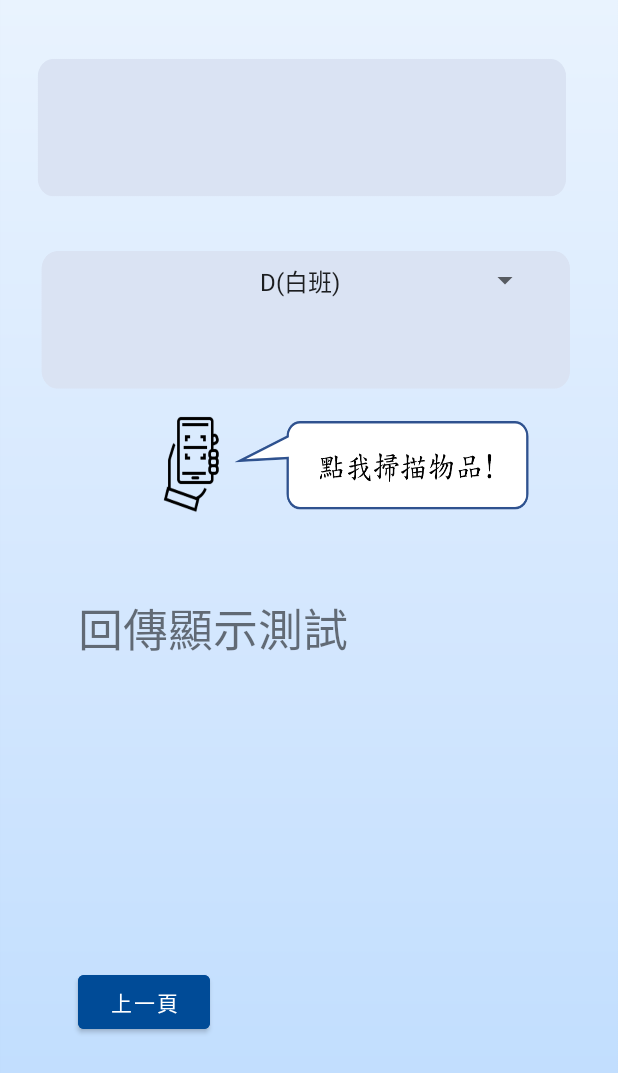
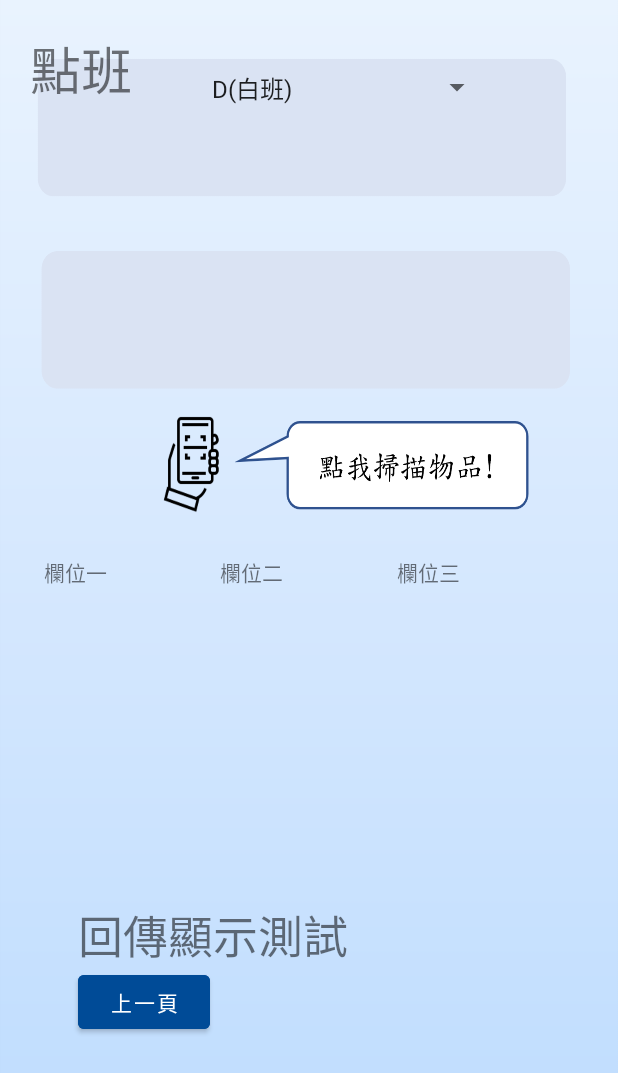
Before and after one commit to JoanneHsia/ProjectGrade3_two, an Android app: the MmsActivity screen opened directly, with no data from a screen before it, on a phone screen of 412 x 824 dp. Shown: the top 1073 px of the screen. Run offline under Robolectric (Android 15) with nearby library versions, the phone set to English and light mode, and no system bars; libraries missing offline, so code that uses them is left out: com.google.zxing.integration.

Commit message:
點班項目欄位

```diff
--- a/app/src/main/res/layout/activity_mms.xml
+++ b/app/src/main/res/layout/activity_mms.xml
@@ -7,18 +7,31 @@
     android:background="@drawable/mms"
     tools:context=".MmsActivity">
 
-    <Spinner
-        android:id="@+id/spinner_mms"
-        android:layout_width="195dp"
-        android:layout_height="46dp"
-        android:layout_marginStart="32dp"
-        android:layout_marginTop="164dp"
-        android:layout_marginEnd="32dp"
-        app:layout_constraintBottom_toTopOf="@+id/spinnerEX2"
-        app:layout_constraintEnd_toEndOf="parent"
-        app:layout_constraintHorizontal_bias="0.875"
-        app:layout_constraintStart_toStartOf="parent"
-        app:layout_constraintTop_toTopOf="parent" />
+    <LinearLayout
+        android:layout_width="359dp"
+        android:layout_height="83dp"
+        android:orientation="horizontal"
+        tools:layout_editor_absoluteX="23dp"
+        tools:layout_editor_absoluteY="144dp">
+
+        <TextView
+            android:id="@+id/textView7"
+            android:layout_width="wrap_content"
+            android:layout_height="wrap_content"
+            android:layout_margin="20dp"
+            android:text="點班"
+            android:textSize="34sp" />
+
+        <Spinner
+            android:id="@+id/spinner_mms"
+            android:layout_width="195dp"
+            android:layout_height="46dp"
+            android:layout_margin="25dp"
+            android:layout_marginStart="32dp"
+            android:layout_marginTop="20dp"
+            android:layout_marginEnd="32dp" />
+
+    </LinearLayout>
 
     <Button
         android:id="@+id/mmsback_btn"
@@ -26,8 +39,8 @@
         android:layout_height="wrap_content"
         android:layout_marginStart="52dp"
         android:layout_marginTop="644dp"
+        android:backgroundTint="#004B97"
         android:text="上一頁"
-        android:backgroundTint="#004B97"
         app:layout_constraintStart_toStartOf="parent"
         app:layout_constraintTop_toTopOf="parent" />
 
@@ -55,5 +68,40 @@
         app:layout_constraintHorizontal_bias="0.342"
         app:layout_constraintStart_toStartOf="parent"
         app:layout_constraintTop_toTopOf="parent"
-        app:layout_constraintVertical_bias="0.556" />
+        app:layout_constraintVertical_bias="0.843" />
+
+    <LinearLayout
+        android:layout_width="385dp"
+        android:layout_height="194dp"
+        android:layout_marginStart="10dp"
+        android:layout_marginTop="31dp"
+        android:layout_marginEnd="10dp"
+        android:orientation="horizontal"
+        android:paddingLeft="16dp"
+        android:paddingRight="16dp"
+        app:layout_constraintEnd_toEndOf="parent"
+        app:layout_constraintStart_toStartOf="parent"
+        app:layout_constraintTop_toBottomOf="@+id/btn_mmsScan">
+
+        <TextView
+            android:layout_width="wrap_content"
+            android:layout_height="wrap_content"
+            android:layout_weight="1"
+            android:text="欄位一" />
+
+        <TextView
+            android:layout_width="wrap_content"
+            android:layout_height="wrap_content"
+            android:layout_weight="1"
+            android:text="欄位二" />
+
+        <TextView
+            android:layout_width="wrap_content"
+            android:layout_height="wrap_content"
+            android:layout_weight="1"
+            android:gravity="top"
+            android:text="欄位三" />
+
+    </LinearLayout>
+
 </androidx.constraintlayout.widget.ConstraintLayout>
```
